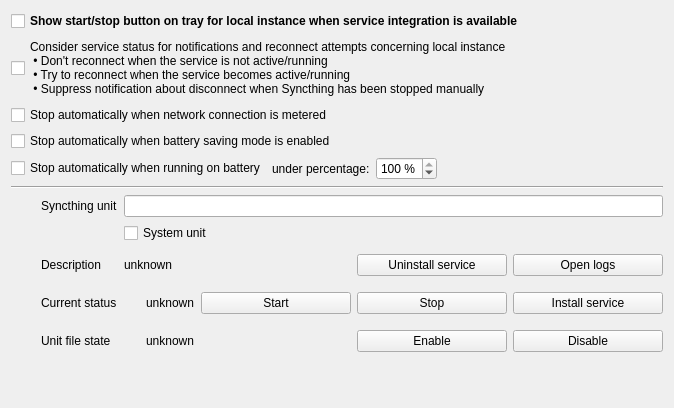
Qt form syncthingwidgets/settings/serviceoptionpage.ui (Martchus/syncthingtray) before a commit.
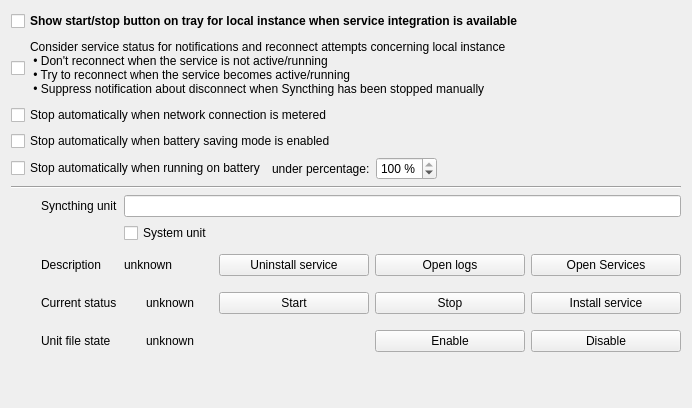
The same form after that commit. Icons and pictures are not drawn. Custom widgets are drawn as their Qt base class.

Commit message:
Support opening log file and preserve opening Windows service management console
* Add SyncthingService::openServiceManager to launch services.msc
* Update SyncthingService::openLogs on Windows to locate the service log
  file (from the SCM binary path or user config dir) and open it with the
  default associated text viewer
* Add a dedicated 'Open Services' button and custom line edit action on
  Windows while keeping 'Open logs' for the actual service log file

```diff
--- a/syncthingwidgets/settings/serviceoptionpage.ui
+++ b/syncthingwidgets/settings/serviceoptionpage.ui
@@ -216,6 +216,22 @@
           </property>
          </widget>
         </item>
+        <item>
+         <widget class="QPushButton" name="openServiceManagerPushButton">
+          <property name="minimumSize">
+           <size>
+            <width>150</width>
+            <height>0</height>
+           </size>
+          </property>
+          <property name="text">
+           <string>Open Services</string>
+          </property>
+          <property name="icon">
+           <iconset theme="preferences-system-services"/>
+          </property>
+         </widget>
+        </item>
        </layout>
       </item>
       <item row="3" column="0">
```
Left out of the diff: 1 changed line with no effect on the pictures. The commit also changes 3 other files.
